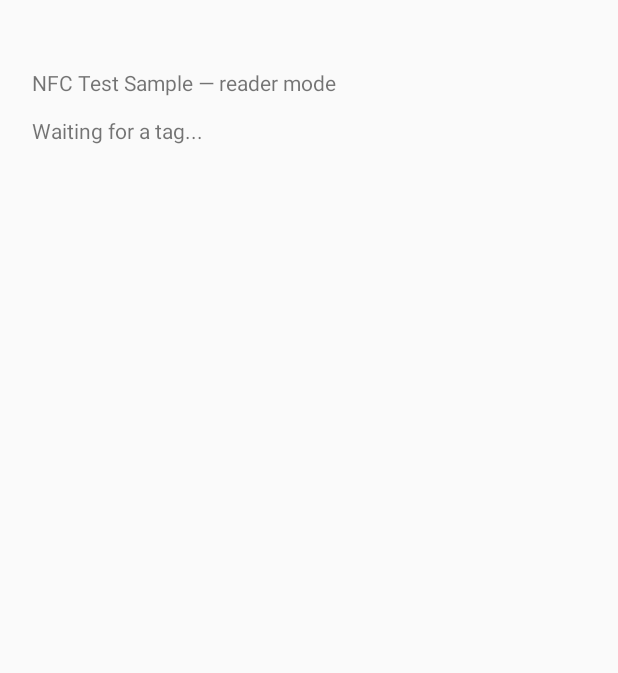
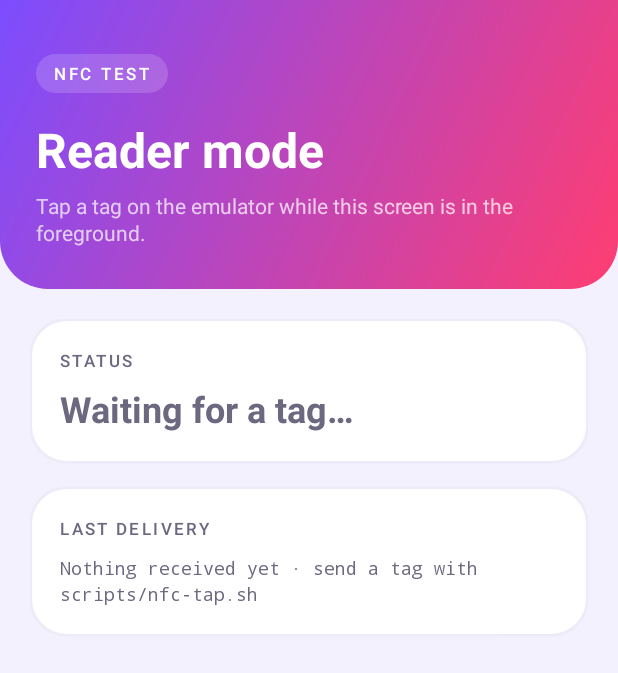
Before and after one commit to igarciadelamo/nfc-kit, an Android app: the screen it shows after launch (ReaderActivity), on a phone screen of 412 x 824 dp. Shown: the top 673 px of the screen. Run offline under Robolectric (Android 15) with nearby library versions, the phone set to English and light mode, and no system bars.

Commit message:
sample: show a colourful modal when a tag arrives
Both sample screens get a gradient header and status cards, and every delivery is surfaced in a vivid in-activity overlay. The received_info text keeps the exact path=… format the cold-start tests read.

```diff
--- a/sample/src/main/java/es/igarciadelamo/nfctest/sample/ReaderActivity.kt
+++ b/sample/src/main/java/es/igarciadelamo/nfctest/sample/ReaderActivity.kt
@@ -10,11 +10,14 @@ import es.igarciadelamo.nfctest.api.TagCallback
 
 /**
  * Reads tags through [NfcReaders], i.e. through whatever reader the debug module
- * installed. The UI is intentionally minimal.
+ * installed. Shows a colourful modal for every delivery.
  */
 class ReaderActivity : Activity() {
 
-    private lateinit var content: TextView
+    private lateinit var state: TextView
+    private lateinit var details: TextView
+    private lateinit var modal: TagModal
+
     private val reader: NfcReader get() = NfcReaders.get()
 
     private val callback = TagCallback { tag ->
@@ -23,21 +26,28 @@ class ReaderActivity : Activity() {
         val delivery = ReceivedTags.fromTag(SOURCE, tag, thread)
         ReceivedTags.addTagDelivery(delivery)
         Log.i(TAG, "reader callback on thread=$thread uid=${delivery.uid}")
-        runOnUiThread { render() }
+        runOnUiThread {
+            render(delivery)
+            modal.show(delivery)
+        }
     }
 
     override fun onCreate(savedInstanceState: Bundle?) {
         super.onCreate(savedInstanceState)
-        content = TextView(this).apply { setPadding(32, 32 + statusBarHeight(), 32, 32) }
-        setContentView(content)
-        render()
+        setContentView(R.layout.activity_sample)
+        findViewById<TextView>(R.id.header_title).setText(R.string.reader_title)
+        findViewById<TextView>(R.id.header_subtitle).setText(R.string.reader_subtitle)
+        state = findViewById(R.id.state)
+        details = findViewById(R.id.received_info)
+        modal = TagModal(findViewById(R.id.tag_modal))
+        render(ReceivedTags.last)
     }
 
     override fun onResume() {
         super.onResume()
         val result = reader.enable(this, callback)
         Log.i(TAG, "enable -> $result")
-        render()
+        render(ReceivedTags.last)
     }
 
     override fun onPause() {
@@ -46,22 +56,16 @@ class ReaderActivity : Activity() {
         super.onPause()
     }
 
-    private fun render() {
-        val last = ReceivedTags.last
-        content.text = buildString {
-            appendLine("NFC Test Sample — reader mode")
-            appendLine()
-            if (last == null) {
-                appendLine("Waiting for a tag...")
-            } else {
-                appendLine(format(last))
-            }
+    private fun render(delivery: ReceivedTags.Delivery?) {
+        if (delivery == null) {
+            state.setText(R.string.state_waiting)
+            state.setTextColor(getColor(R.color.nfc_text_muted))
+            details.setText(R.string.delivery_hint)
+            return
         }
-    }
-
-    private fun statusBarHeight(): Int {
-        val id = resources.getIdentifier("status_bar_height", "dimen", "android")
-        return if (id > 0) resources.getDimensionPixelSize(id) else 0
+        state.setText(R.string.state_received)
+        state.setTextColor(getColor(R.color.nfc_success_dark))
+        details.text = format(delivery)
     }
 
     private companion object {
--- a/sample/src/main/java/es/igarciadelamo/nfctest/sample/ReceivedTags.kt
+++ b/sample/src/main/java/es/igarciadelamo/nfctest/sample/ReceivedTags.kt
@@ -109,9 +109,9 @@ fun format(delivery: ReceivedTags.Delivery): String = buildString {
     appendLine("source: ${delivery.source}")
     delivery.path?.let { appendLine("path: $it") }
     appendLine("thread: ${delivery.thread}")
-    appendLine("action: ${delivery.action}")
-    appendLine("data: ${delivery.data}")
-    appendLine("type: ${delivery.type}")
+    delivery.action?.let { appendLine("action: $it") }
+    delivery.data?.let { appendLine("data: $it") }
+    delivery.type?.let { appendLine("type: $it") }
     appendLine("uid: ${delivery.uid}")
     delivery.records.forEach { appendLine("record: $it") }
 }
--- /dev/null
+++ b/sample/src/main/res/drawable/bg_badge.xml
@@ -0,0 +1,6 @@
+<?xml version="1.0" encoding="utf-8"?>
+<shape xmlns:android="http://schemas.android.com/apk/res/android"
+    android:shape="rectangle">
+    <solid android:color="@color/nfc_white_16" />
+    <corners android:radius="100dp" />
+</shape>
--- /dev/null
+++ b/sample/src/main/res/drawable/bg_button.xml
@@ -0,0 +1,6 @@
+<?xml version="1.0" encoding="utf-8"?>
+<shape xmlns:android="http://schemas.android.com/apk/res/android"
+    android:shape="rectangle">
+    <solid android:color="@color/nfc_success" />
+    <corners android:radius="100dp" />
+</shape>
--- /dev/null
+++ b/sample/src/main/res/drawable/bg_card_soft.xml
@@ -0,0 +1,9 @@
+<?xml version="1.0" encoding="utf-8"?>
+<shape xmlns:android="http://schemas.android.com/apk/res/android"
+    android:shape="rectangle">
+    <solid android:color="@color/nfc_surface" />
+    <corners android:radius="24dp" />
+    <stroke
+        android:width="1dp"
+        android:color="@color/nfc_divider" />
+</shape>
--- /dev/null
+++ b/sample/src/main/res/drawable/bg_chip.xml
@@ -0,0 +1,6 @@
+<?xml version="1.0" encoding="utf-8"?>
+<shape xmlns:android="http://schemas.android.com/apk/res/android"
+    android:shape="rectangle">
+    <solid android:color="@color/nfc_white_16" />
+    <corners android:radius="100dp" />
+</shape>
--- /dev/null
+++ b/sample/src/main/res/drawable/bg_header.xml
@@ -0,0 +1,11 @@
+<?xml version="1.0" encoding="utf-8"?>
+<shape xmlns:android="http://schemas.android.com/apk/res/android"
+    android:shape="rectangle">
+    <gradient
+        android:angle="315"
+        android:endColor="@color/nfc_accent_pink"
+        android:startColor="@color/nfc_accent" />
+    <corners
+        android:bottomLeftRadius="32dp"
+        android:bottomRightRadius="32dp" />
+</shape>
--- /dev/null
+++ b/sample/src/main/res/drawable/bg_modal_card.xml
@@ -0,0 +1,6 @@
+<?xml version="1.0" encoding="utf-8"?>
+<shape xmlns:android="http://schemas.android.com/apk/res/android"
+    android:shape="rectangle">
+    <solid android:color="@color/nfc_surface" />
+    <corners android:radius="28dp" />
+</shape>
--- /dev/null
+++ b/sample/src/main/res/layout/activity_sample.xml
@@ -0,0 +1,127 @@
+<?xml version="1.0" encoding="utf-8"?>
+<FrameLayout xmlns:android="http://schemas.android.com/apk/res/android"
+    android:layout_width="match_parent"
+    android:layout_height="match_parent"
+    android:background="@color/nfc_background">
+
+    <LinearLayout
+        android:layout_width="match_parent"
+        android:layout_height="match_parent"
+        android:orientation="vertical">
+
+        <LinearLayout
+            android:layout_width="match_parent"
+            android:layout_height="wrap_content"
+            android:background="@drawable/bg_header"
+            android:orientation="vertical"
+            android:paddingStart="24dp"
+            android:paddingTop="36dp"
+            android:paddingEnd="24dp"
+            android:paddingBottom="28dp">
+
+            <TextView
+                android:layout_width="wrap_content"
+                android:layout_height="wrap_content"
+                android:background="@drawable/bg_badge"
+                android:fontFamily="sans-serif-medium"
+                android:letterSpacing="0.16"
+                android:paddingStart="12dp"
+                android:paddingTop="5dp"
+                android:paddingEnd="12dp"
+                android:paddingBottom="5dp"
+                android:text="@string/badge"
+                android:textColor="@color/nfc_white"
+                android:textSize="11sp" />
+
+            <TextView
+                android:id="@+id/header_title"
+                android:layout_width="match_parent"
+                android:layout_height="wrap_content"
+                android:layout_marginTop="16dp"
+                android:textColor="@color/nfc_white"
+                android:textSize="32sp"
+                android:textStyle="bold" />
+
+            <TextView
+                android:id="@+id/header_subtitle"
+                android:layout_width="match_parent"
+                android:layout_height="wrap_content"
+                android:layout_marginTop="6dp"
+                android:lineSpacingExtra="2dp"
+                android:textColor="@color/nfc_white_72"
+                android:textSize="14sp" />
+        </LinearLayout>
+
+        <ScrollView
+            android:layout_width="match_parent"
+            android:layout_height="0dp"
+            android:layout_weight="1"
+            android:fillViewport="true">
+
+            <LinearLayout
+                android:layout_width="match_parent"
+                android:layout_height="wrap_content"
+                android:orientation="vertical"
+                android:padding="20dp">
+
+                <LinearLayout
+                    android:layout_width="match_parent"
+                    android:layout_height="wrap_content"
+                    android:background="@drawable/bg_card_soft"
+                    android:elevation="2dp"
+                    android:orientation="vertical"
+                    android:padding="20dp">
+
+                    <TextView
+                        android:layout_width="match_parent"
+                        android:layout_height="wrap_content"
+                        android:fontFamily="sans-serif-medium"
+                        android:letterSpacing="0.14"
+                        android:text="@string/state_label"
+                        android:textColor="@color/nfc_text_muted"
+                        android:textSize="11sp" />
+
+                    <TextView
+                        android:id="@+id/state"
+                        android:layout_width="match_parent"
+                        android:layout_height="wrap_content"
+                        android:layout_marginTop="8dp"
+                        android:textColor="@color/nfc_text"
+                        android:textSize="24sp"
+                        android:textStyle="bold" />
+                </LinearLayout>
+
+                <LinearLayout
+                    android:layout_width="match_parent"
+                    android:layout_height="wrap_content"
+                    android:layout_marginTop="16dp"
+                    android:background="@drawable/bg_card_soft"
+                    android:elevation="2dp"
+                    android:orientation="vertical"
+                    android:padding="20dp">
+
+                    <TextView
+                        android:layout_width="match_parent"
+                        android:layout_height="wrap_content"
+                        android:fontFamily="sans-serif-medium"
+                        android:letterSpacing="0.14"
+                        android:text="@string/delivery_label"
+                        android:textColor="@color/nfc_text_muted"
+                        android:textSize="11sp" />
+
+                    <TextView
+                        android:id="@id/received_info"
+                        android:layout_width="match_parent"
+                        android:layout_height="wrap_content"
+                        android:layout_marginTop="10dp"
+                        android:fontFamily="monospace"
+                        android:lineSpacingExtra="3dp"
+                        android:textColor="@color/nfc_text_muted"
+                        android:textSize="12sp" />
+                </LinearLayout>
+            </LinearLayout>
+        </ScrollView>
+    </LinearLayout>
+
+    <include layout="@layout/view_tag_modal" />
+</FrameLayout>
--- /dev/null
+++ b/sample/src/main/res/values/colors.xml
@@ -0,0 +1,17 @@
+<?xml version="1.0" encoding="utf-8"?>
+<resources>
+    <color name="nfc_background">#F4F1FF</color>
+    <color name="nfc_accent">#7C4DFF</color>
+    <color name="nfc_accent_pink">#FF3D71</color>
+    <color name="nfc_success">#00E676</color>
+    <color name="nfc_success_dark">#00A152</color>
+    <color name="nfc_success_text">#003B16</color>
+    <color name="nfc_surface">#FFFFFFFF</color>
+    <color name="nfc_text">#14121F</color>
+    <color name="nfc_text_muted">#6B6880</color>
+    <color name="nfc_divider">#EEEAF7</color>
+    <color name="nfc_white">#FFFFFFFF</color>
+    <color name="nfc_white_72">#B8FFFFFF</color>
+    <color name="nfc_white_16">#29FFFFFF</color>
+    <color name="nfc_scrim">#E60B0618</color>
+</resources>
--- a/sample/src/main/res/values/strings.xml
+++ b/sample/src/main/res/values/strings.xml
@@ -1,4 +1,26 @@
 <?xml version="1.0" encoding="utf-8"?>
 <resources>
     <string name="app_name">NFC Test Sample</string>
+
+    <string name="badge">NFC TEST</string>
+    <string name="reader_title">Reader mode</string>
+    <string name="reader_subtitle">Tap a tag on the emulator while this screen is in the foreground.</string>
+    <string name="intent_title">Intent dispatch</string>
+    <string name="intent_subtitle">Tags delivered via NDEF_DISCOVERED, TAG_DISCOVERED or cold start.</string>
+
+    <string name="state_label">STATUS</string>
+    <string name="state_waiting">Waiting for a tag…</string>
+    <string name="state_received">Tag received!</string>
+    <string name="delivery_label">LAST DELIVERY</string>
+    <string name="delivery_hint">Nothing received yet · send a tag with scripts/nfc-tap.sh</string>
+
+    <string name="modal_kicker">NFC TAG DETECTED</string>
+    <string name="modal_title_reader">Tag read!</string>
+    <string name="modal_title_cold">Cold start!</string>
+    <string name="modal_title_intent">Tag received!</string>
+    <string name="modal_uid_label">UID</string>
+    <string name="modal_records">RECORDS (%1$d)</string>
+    <string name="modal_no_records">no records</string>
+    <string name="modal_hint">Tap outside the card to close</string>
+    <string name="modal_close">Close</string>
 </resources>
```
Also changed, not shown: sample/src/main/java/es/igarciadelamo/nfctest/sample/IntentActivity.kt (+16 -13 lines), sample/src/main/java/es/igarciadelamo/nfctest/sample/TagModal.kt (added, +95 -0 lines), sample/src/main/res/drawable/bg_modal_header.xml (added, +11 -0 lines), sample/src/main/res/layout/view_tag_modal.xml (added, +156 -0 lines).
